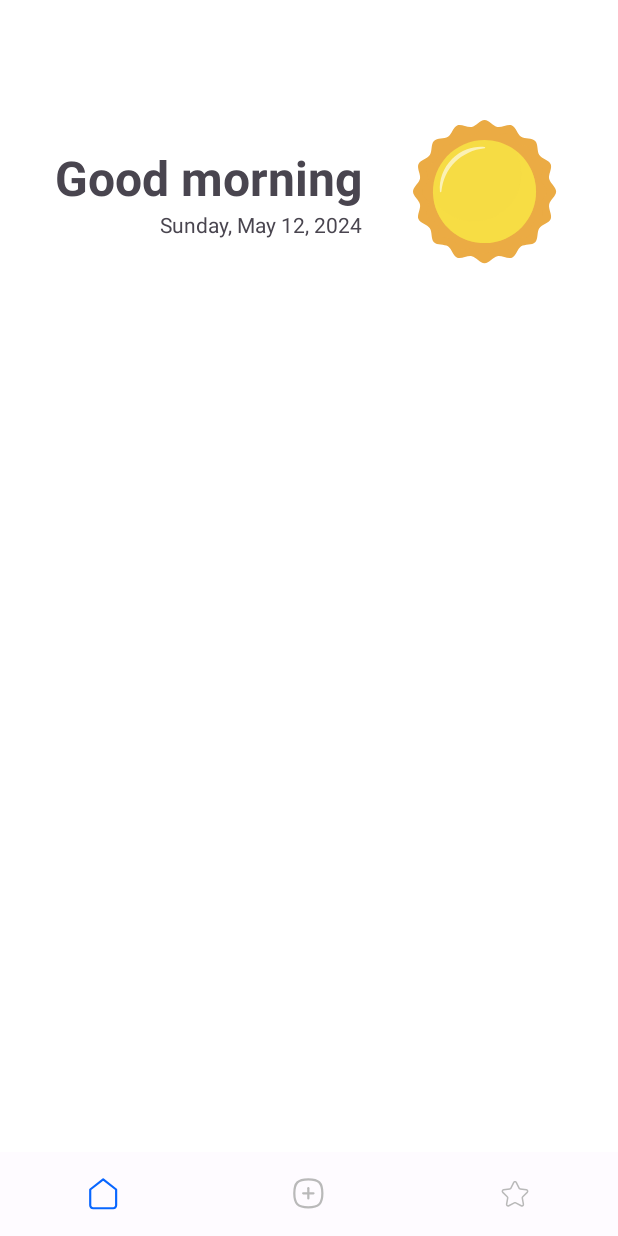
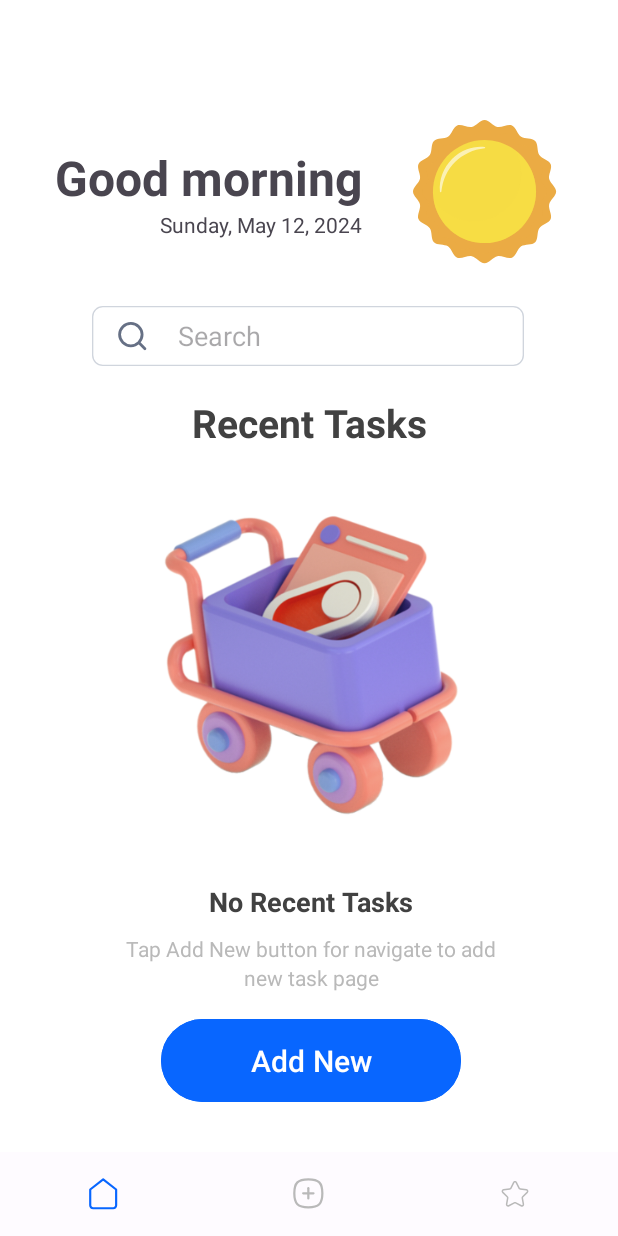
Before and after one commit to Scar1109/TaskPivot, an Android app: the HomeScreen screen opened directly, with no data from a screen before it, on a phone screen of 412 x 824 dp. Run offline under Robolectric (Android 15) with nearby library versions, the phone set to English and light mode, and no system bars.

Commit message:
TP | Empty task screen and other basic updates

```diff
--- a/app/src/main/java/com/example/taskpivot/modules/HomeScreen.kt
+++ b/app/src/main/java/com/example/taskpivot/modules/HomeScreen.kt
@@ -22,7 +22,7 @@ class HomeScreen : AppCompatActivity() {
         binding = ActivityHomeScreenBinding.inflate(layoutInflater)
         setContentView(binding.root)
 
-//        Bottom Navigation bar
+        //Bottom Navigation bar
         binding.bottomNavigation.selectedItemId = R.id.page_1
 
         binding.bottomNavigation.setOnNavigationItemSelectedListener { item ->
@@ -45,8 +45,7 @@ class HomeScreen : AppCompatActivity() {
                 else -> false
             } }
 
-//        Greeting message and image
-
+        //Greeting message and image
         val currentTime = Calendar.getInstance()
         val currentHour = currentTime.get(Calendar.HOUR_OF_DAY)
 
@@ -71,5 +70,15 @@ class HomeScreen : AppCompatActivity() {
 
         binding.timeImg.setImageResource(imageResId)
 
+        //empty add new btn
+        binding.emptyAddnewBtn.setOnClickListener {
+            val intent = Intent(this, AddNewScreen::class.java)
+            startActivity(intent)
+            overridePendingTransition(R.anim.fade_in, R.anim.fade_out)
+        }
+
+
+
+
     }
 }
--- /dev/null
+++ b/app/src/main/res/drawable/search_bg.xml
@@ -0,0 +1,23 @@
+<vector
+    xmlns:android="http://schemas.android.com/apk/res/android"
+    xmlns:aapt="http://schemas.android.com/aapt"
+    android:width="288dp"
+    android:height="40dp"
+    android:viewportWidth="288"
+    android:viewportHeight="40"
+    >
+    <group>
+        <clip-path
+            android:pathData="M7.2 0H280.8C284.776 0 288 3.22355 288 7.2V32.8C288 36.7765 284.776 40 280.8 40H7.2C3.22355 40 0 36.7765 0 32.8V7.2C0 3.22355 3.22355 0 7.2 0Z"
+            />
+        <path
+            android:pathData="M0 0V40H288V0"
+            android:fillColor="#FFFFFF"
+            />
+        <path
+            android:pathData="M7.2 0H280.8C284.776 0 288 3.22355 288 7.2V32.8C288 36.7765 284.776 40 280.8 40H7.2C3.22355 40 0 36.7765 0 32.8V7.2C0 3.22355 3.22355 0 7.2 0Z"
+            android:strokeWidth="1.8"
+            android:strokeColor="#D0D5DD"
+            />
+    </group>
+</vector>
--- a/app/src/main/res/layout/activity_home_screen.xml
+++ b/app/src/main/res/layout/activity_home_screen.xml
@@ -9,6 +9,77 @@
 
 
     <LinearLayout
+        android:id="@+id/empty_view"
+        android:layout_width="409dp"
+        android:layout_height="wrap_content"
+        android:layout_marginTop="20dp"
+        android:layout_marginBottom="79dp"
+        android:gravity="center"
+        android:orientation="vertical"
+        app:layout_constraintBottom_toTopOf="@+id/bottom_navigation"
+        app:layout_constraintEnd_toEndOf="parent"
+        app:layout_constraintHorizontal_bias="1.0"
+        app:layout_constraintStart_toStartOf="parent"
+        app:layout_constraintTop_toBottomOf="@+id/textView">
+
+        <ImageView
+            android:id="@+id/imageView7"
+            android:layout_width="276dp"
+            android:layout_height="326dp"
+            app:srcCompat="@drawable/empty_recent_summeries" />
+
+        <TextView
+            android:id="@+id/no_recent_s"
+            android:layout_width="215dp"
+            android:layout_height="24dp"
+            android:layout_marginTop="-10dp"
+            android:layout_marginBottom="10dp"
+            android:gravity="center_horizontal|top"
+            android:lineSpacingExtra="2sp"
+            android:text="@string/recent_task_title"
+            android:textColor="@color/input_hint_color"
+            android:textSize="18sp"
+            android:textStyle="bold"
+            android:translationY="-1.11sp" />
+
+        <TextView
+            android:id="@+id/tap_summari"
+            android:layout_width="260dp"
+            android:layout_height="40dp"
+            android:layout_marginBottom="15dp"
+            android:gravity="center_horizontal|top"
+            android:lineSpacingExtra="3sp"
+            android:text="@string/no_recent_task_content"
+            android:textColor="@color/gray_400"
+            android:translationY="-1.53sp" />
+
+        <Button
+            android:id="@+id/empty_addnew_btn"
+            android:layout_width="200dp"
+            android:layout_height="55dp"
+            android:backgroundTint="@color/secondary_color"
+            android:insetTop="0dp"
+            android:insetBottom="0dp"
+            android:text="@string/add_new"
+            android:textSize="20sp" />
+    </LinearLayout>
+
+    <TextView
+        android:id="@+id/textView"
+        android:layout_width="wrap_content"
+        android:layout_height="wrap_content"
+        android:layout_marginTop="20dp"
+        android:gravity="center_horizontal|center_vertical"
+        android:text="@string/home_title"
+        android:textColor="@color/input_hint_color"
+        android:textSize="26sp"
+        android:textStyle="bold"
+        app:layout_constraintEnd_toEndOf="parent"
+        app:layout_constraintStart_toStartOf="parent"
+        app:layout_constraintTop_toBottomOf="@+id/relativeLayout" />
+
+    <LinearLayout
+        android:id="@+id/linearLayout2"
         android:layout_width="wrap_content"
         android:layout_height="wrap_content"
         android:layout_marginTop="80dp"
@@ -51,6 +122,43 @@
             app:srcCompat="@drawable/evenining_sun" />
     </LinearLayout>
 
+    <RelativeLayout
+        android:id="@+id/relativeLayout"
+        android:layout_width="288dp"
+        android:layout_height="40dp"
+        android:layout_marginTop="28dp"
+        android:background="@drawable/search_bg"
+        android:gravity="center"
+        app:layout_constraintEnd_toEndOf="parent"
+        app:layout_constraintHorizontal_bias="0.495"
+        app:layout_constraintStart_toStartOf="parent"
+        app:layout_constraintTop_toBottomOf="@+id/linearLayout2">
+
+        <LinearLayout
+            android:layout_width="match_parent"
+            android:layout_height="match_parent"
+            android:gravity="center"
+            android:orientation="horizontal">
+
+            <ImageView
+                android:id="@+id/imageView2"
+                android:layout_width="20dp"
+                android:layout_height="20dp"
+                app:srcCompat="@drawable/search" />
+
+            <EditText
+                android:id="@+id/search_txt"
+                android:layout_width="wrap_content"
+                android:layout_height="wrap_content"
+                android:layout_marginStart="20dp"
+                android:background="@null"
+                android:ems="10"
+                android:hint="@string/search_txt"
+                android:inputType="text" />
+        </LinearLayout>
+
+    </RelativeLayout>
+
     <com.google.android.material.bottomnavigation.BottomNavigationView
         android:id="@+id/bottom_navigation"
         style="@style/Widget.MaterialComponents.BottomNavigationView.Colored"
@@ -68,8 +176,6 @@
         app:layout_constraintEnd_toEndOf="parent"
         app:layout_constraintHorizontal_bias="0.0"
         app:layout_constraintStart_toStartOf="parent"
-        app:layout_constraintTop_toTopOf="parent"
-        app:layout_constraintVertical_bias="1.0"
         app:menu="@menu/bottom_navigation_menu" />
 
 </androidx.constraintlayout.widget.ConstraintLayout>
--- a/app/src/main/res/values/strings.xml
+++ b/app/src/main/res/values/strings.xml
@@ -6,4 +6,9 @@
     <string name="ob_02_topic">Effortless Management</string>
     <string name="ob_02_content">Say goodbye to overwhelming to-do lists and hello to effortless task management! With TaskPivot, you can easily add, prioritize, and track your tasks with just a few taps.</string>
     <string name="greeting_morning">Good Morning</string>
+    <string name="search_txt">Search</string>
+    <string name="home_title">Recent Tasks</string>
+    <string name="recent_task_title">No Recent Tasks</string>
+    <string name="no_recent_task_content">Tap Add New button for navigate to add new task page</string>
+    <string name="add_new">Add New</string>
 </resources>
```
